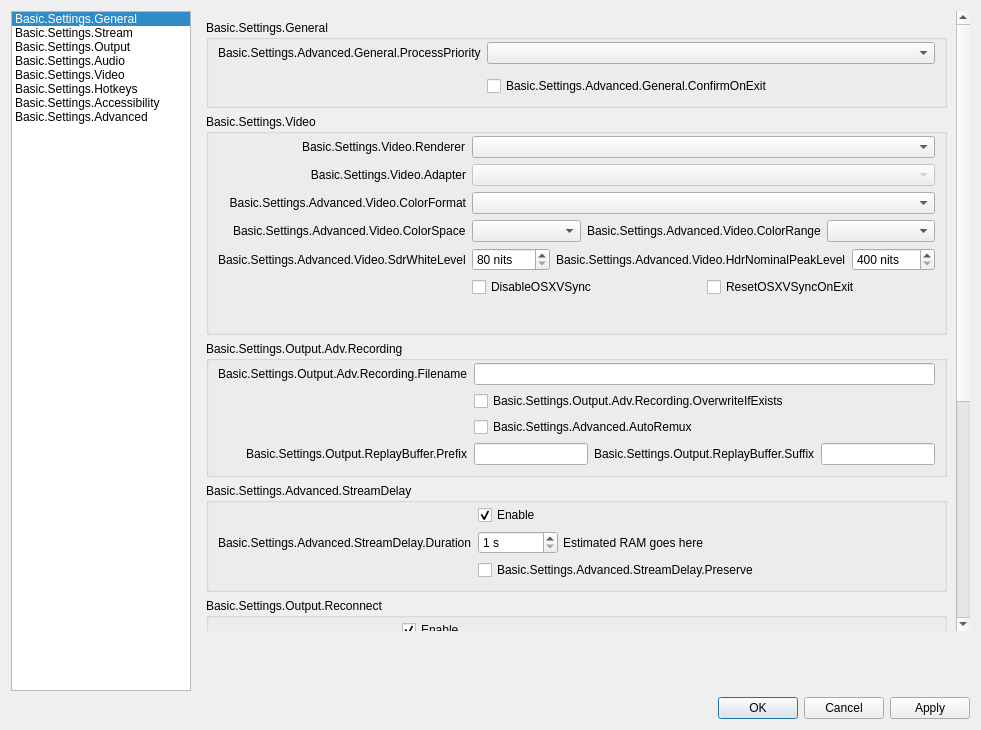
Qt form UI/forms/OBSBasicSettings.ui (obsproject/obs-studio) before a commit.
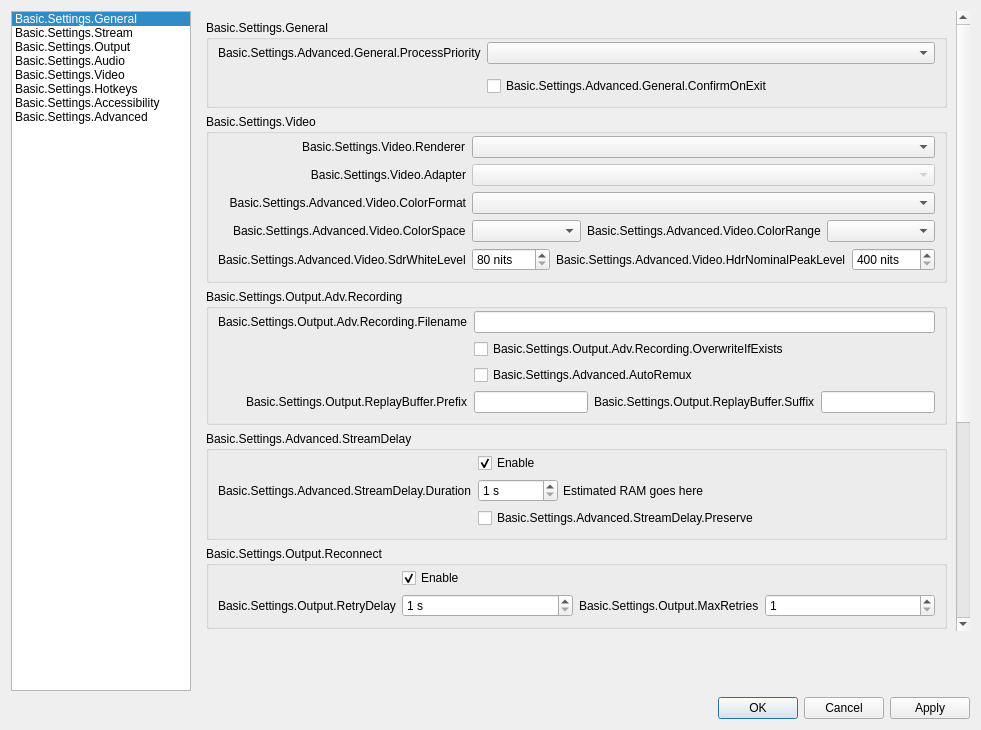
The same form after that commit. The open tabs and pages were chosen to show the change. Icons and pictures are not drawn. Custom widgets are drawn as their Qt base class.

Commit message:
UI: Remove Mac vsync controls
Apparently this doesn't do anything? We throttle presents anyway.

The edit to the form file:
```diff
--- a/UI/forms/OBSBasicSettings.ui
+++ b/UI/forms/OBSBasicSettings.ui
@@ -6777,49 +6777,6 @@
                      </item>
                     </layout>
                    </item>
-                   <item row="5" column="1">
-                    <layout class="QHBoxLayout" name="horizontalLayout_18">
-                     <property name="leftMargin">
-                      <number>0</number>
-                     </property>
-                     <property name="topMargin">
-                      <number>0</number>
-                     </property>
-                     <property name="rightMargin">
-                      <number>0</number>
-                     </property>
-                     <property name="bottomMargin">
-                      <number>0</number>
-                     </property>
-                     <item>
-                      <widget class="QCheckBox" name="disableOSXVSync">
-                       <property name="text">
-                        <string>DisableOSXVSync</string>
-                       </property>
-                      </widget>
-                     </item>
-                     <item>
-                      <widget class="QCheckBox" name="resetOSXVSync">
-                       <property name="text">
-                        <string>ResetOSXVSyncOnExit</string>
-                       </property>
-                      </widget>
-                     </item>
-                    </layout>
-                   </item>
-                   <item row="6" column="0">
-                    <spacer name="horizontalSpacer_12">
-                     <property name="orientation">
-                      <enum>Qt::Horizontal</enum>
-                     </property>
-                     <property name="sizeHint" stdset="0">
-                      <size>
-                       <width>170</width>
-                       <height>20</height>
-                      </size>
-                     </property>
-                    </spacer>
-                   </item>
                   </layout>
                  </widget>
                 </item>
```
Left out of the diff: 4 changed lines with no effect on the pictures. The commit also changes 5 other files.
